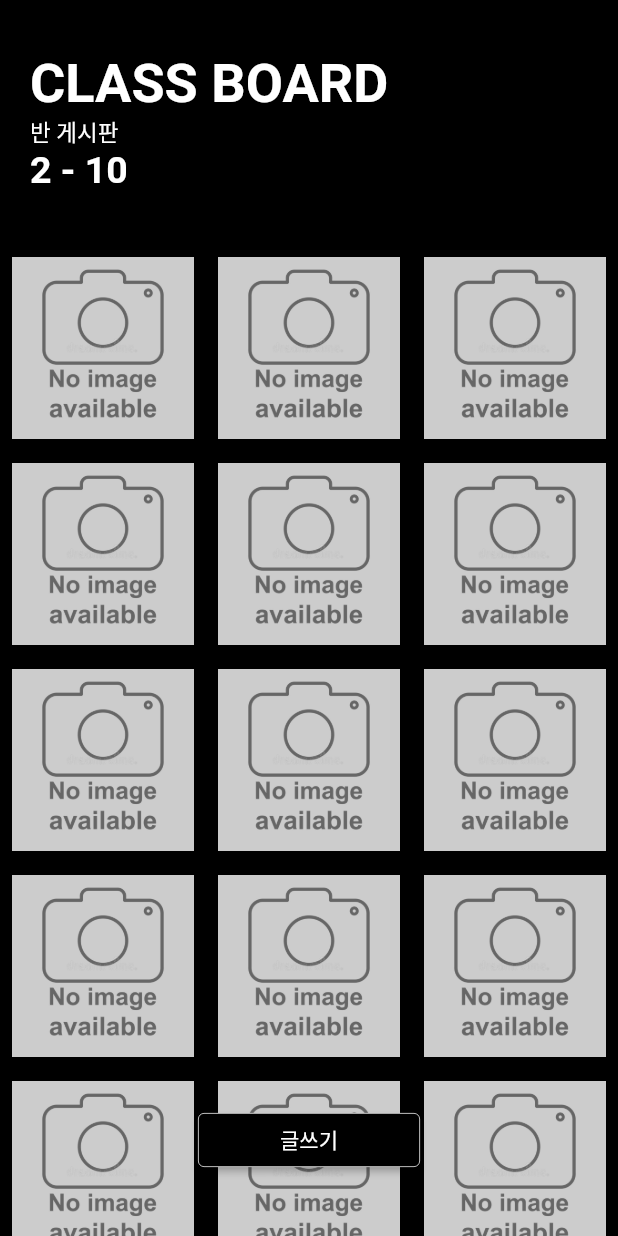
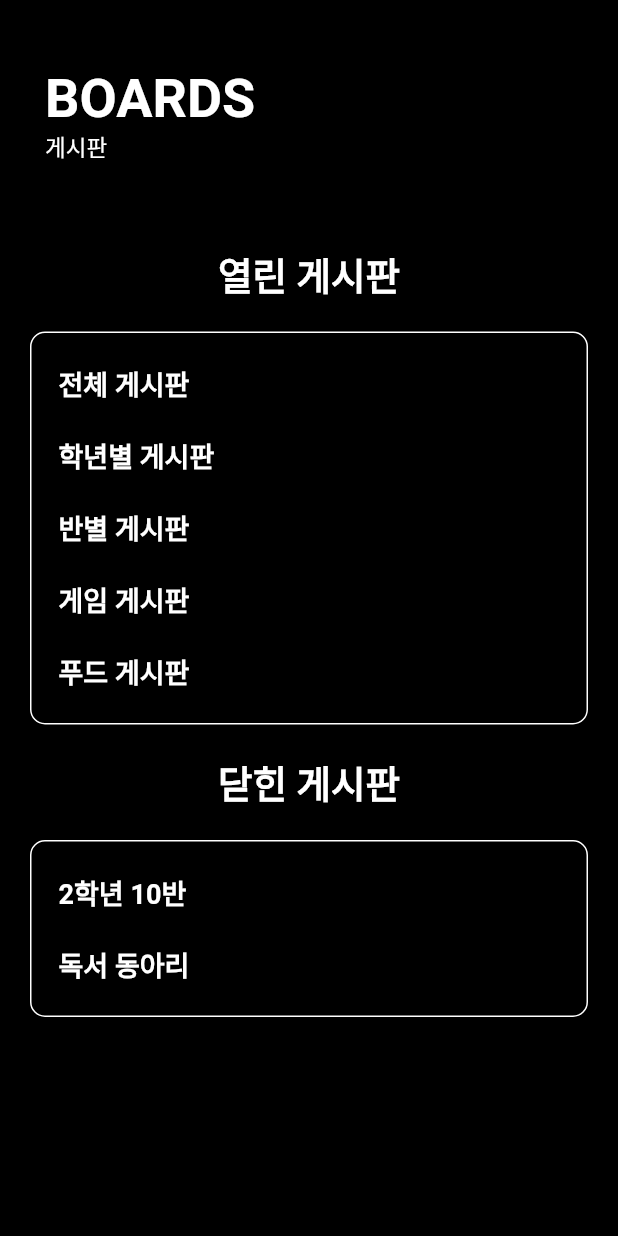
Before and after one commit to HighAloneStartup/frontend-demo, a Flutter app: the screen it shows after launch, on a phone screen of 412 x 824 dp. Run offline on Flutter 3.47's test engine with Material 2 defaults, Android fonts, the phone set to English and light mode, and no system bars; our stand-ins replace flutter_secure_storage; missing offline and left inert: jwt_decode.

Commit message:
Implemented BoardListPage & Modified NewPostPage
BoardListPage를 구현하였습니다.
Ehgks, 새 글 작성 시 제목과 내용을 입력하지 않으면 글이 작성되지 않도록 수정하였습니다.

```diff
--- /dev/null
+++ b/lib/board_list_page.dart
@@ -0,0 +1,144 @@
+import 'dart:convert';
+import 'package:flutter/material.dart';
+import 'package:http/http.dart' as http;
+import 'post_list_page.dart';
+import 'class_board_page.dart';
+import 'styles/main_title_text.dart';
+import 'styles/sub_title_text.dart';
+
+class BoardListPage extends StatelessWidget {
+  const BoardListPage({Key? key}) : super(key: key);
+
+  Widget _title() {
+    return Container(
+      alignment: Alignment.centerLeft,
+      margin: const EdgeInsets.all(10),
+      padding: const EdgeInsets.symmetric(vertical: 35, horizontal: 20),
+      child: Column(
+        crossAxisAlignment: CrossAxisAlignment.start,
+        children: const [
+          MainTitle(
+            title: "BOARDS",
+            theme: Colors.white,
+          ),
+          SubTitle(
+            title: "게시판",
+            theme: Colors.white,
+          )
+        ],
+      ),
+    );
+  }
+
+  Widget _body(BuildContext context) {
+    void _onChooseBoard(bool isClassBoard) {
+      if (isClassBoard) {
+        Navigator.push(
+          context,
+          MaterialPageRoute(
+              builder: (context) =>
+                  ClassBoardPage(gradeYear: 2, classGroup: 10)),
+        );
+      } else {
+        Navigator.push(
+          context,
+          MaterialPageRoute(builder: (context) => PostListPage()),
+        );
+      }
+    }
+
+    return Expanded(
+      child: _BoardList(
+        onChooseBoard: _onChooseBoard,
+      ),
+    );
+  }
+
+  @override
+  Widget build(BuildContext context) {
+    return Scaffold(
+      backgroundColor: Colors.black,
+      body: Column(
+        children: [
+          _title(),
+          _body(context),
+        ],
+      ),
+    );
+  }
+}
+
+class _BoardList extends StatelessWidget {
+  _BoardList({
+    Key? key,
+    required Function this.onChooseBoard,
+  }) : super(key: key);
+
+  final Function onChooseBoard;
+
+  Widget _makeSection(String title, List<Widget> children) {
+    return Expanded(
+      child: Column(
+        children: [
+          Container(
+            padding: const EdgeInsets.all(10),
+            child: MainTitle(
+              title: title,
+              size: 25,
+              theme: Colors.white,
+            ),
+          ),
+          Container(
+            margin: const EdgeInsets.symmetric(vertical: 10),
+            padding: const EdgeInsets.all(10),
+            alignment: Alignment.centerLeft,
+            decoration: BoxDecoration(
+              border: Border.all(color: Colors.white),
+              borderRadius: const BorderRadius.all(Radius.circular(10)),
+            ),
+            child: Column(
+              children: children,
+            ),
+          ),
+        ],
+      ),
+    );
+  }
+
+  Widget _makeBoardButton(String title, bool isClassBoard) {
+    return TextButton(
+      child: Container(
+        alignment: Alignment.centerLeft,
+        child: MainTitle(
+          title: title,
+          size: 18,
+          theme: Colors.white,
+        ),
+      ),
+      onPressed: () => onChooseBoard(isClassBoard),
+    );
+  }
+
+  @override
+  Widget build(BuildContext context) {
+    return Container(
+      alignment: Alignment.center,
+      padding: const EdgeInsets.symmetric(horizontal: 20),
+      child: ListView(
+        children: <Widget>[
+          _makeSection("열린 게시판", <Widget>[
+            _makeBoardButton("전체 게시판", false),
+            _makeBoardButton("학년별 게시판", false),
+            _makeBoardButton("반별 게시판", false),
+            _makeBoardButton("게임 게시판", false),
+            _makeBoardButton("푸드 게시판", false),
+          ]),
+          _makeSection("닫힌 게시판", <Widget>[
+            _makeBoardButton("2학년 10반", true),
+            _makeBoardButton("독서 동아리", false),
+          ]),
+        ],
+      ),
+    );
+  }
+}
--- a/lib/main.dart
+++ b/lib/main.dart
@@ -1,6 +1,6 @@
 import 'package:flutter/material.dart';
 import 'loginPage.dart';
-import 'post_list_page.dart';
+import 'board_list_page.dart';
 import 'class_board_page.dart';
 import 'new_post_page.dart';
 import 'student_list_page.dart';
@@ -17,7 +17,7 @@ class MyApp extends StatelessWidget {
   Widget build(BuildContext context) {
     return MaterialApp(
       home:
-        ClassBoardPage(gradeYear: 2, classGroup: 10,), //PostListPage(), // StudentListPage(), // PostListPage(), // LoginPage(),
+        BoardListPage(), // StudentListPage(), // PostListPage(), // LoginPage(),
     );
   }
 }
```
Also changed, not shown: lib/new_post_page.dart (+26 -0 lines), lib/student_list_page.dart (+0 -94 lines).
